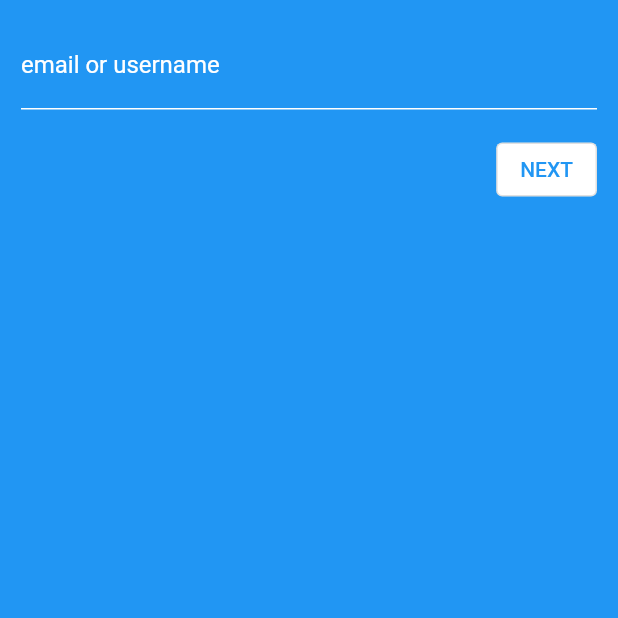
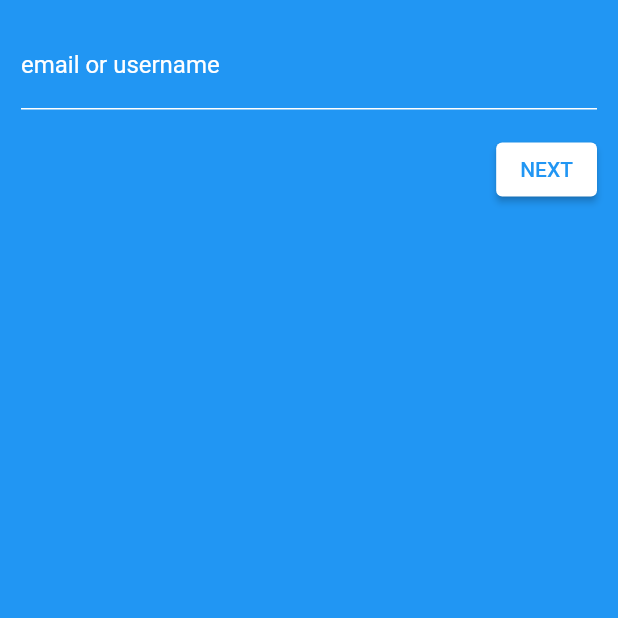
Before and after one commit to sk8mate/sk8, a Flutter app: the screen it shows after launch, on a phone screen of 412 x 824 dp, the top half of it. Run offline on Flutter 3.47's test engine with Material 2 defaults, Android fonts, the phone set to English and light mode, and no system bars; our stand-ins replace beamer.

Commit message:
elevated-button

```diff
--- a/frontside/lib/views/login/login.dart
+++ b/frontside/lib/views/login/login.dart
@@ -44,13 +44,13 @@ class _Login extends State<Login> {
                       Expanded(
                         child: SizedBox(),
                       ),
-                      OutlinedButton(
-                        onPressed: () => {},
-                        child: Text("NEXT"),
-                        style: ButtonStyle(
-                            backgroundColor: MaterialStateProperty.all<Color>(
-                                Theme.of(context).colorScheme.surface)),
-                      ),
+                      ElevatedButton(
+                          onPressed: () => {},
+                          child: Text("NEXT"),
+                          style: ElevatedButton.styleFrom(
+                              primary: Theme.of(context).colorScheme.surface,
+                              onPrimary:
+                                  Theme.of(context).colorScheme.secondary)),
                     ],
                   )
                 ],
```
